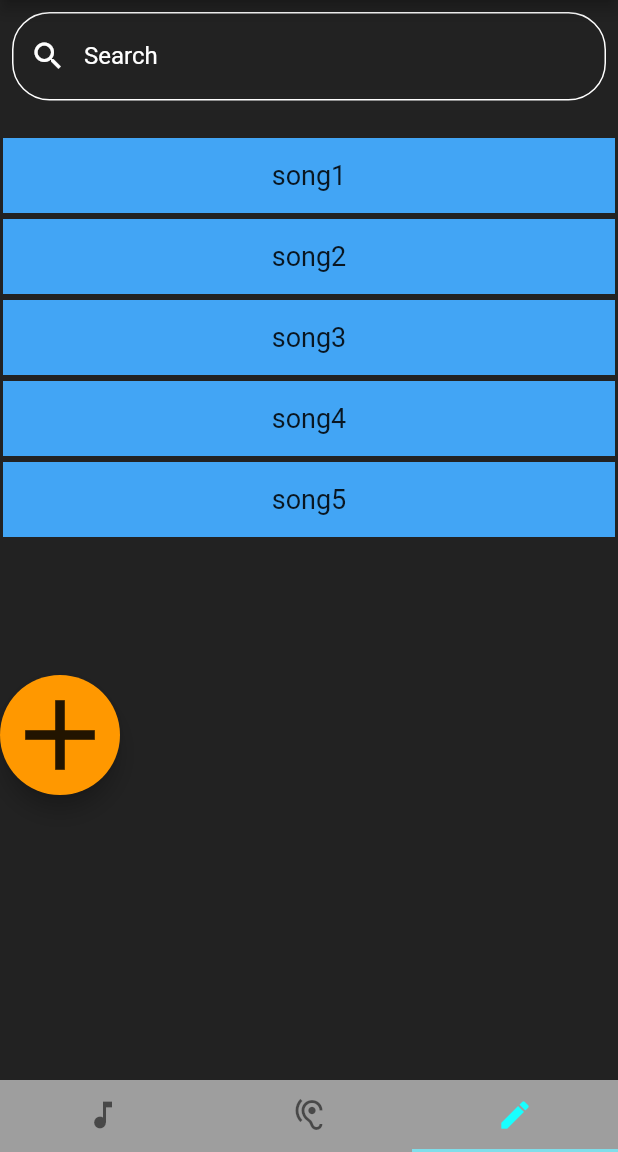
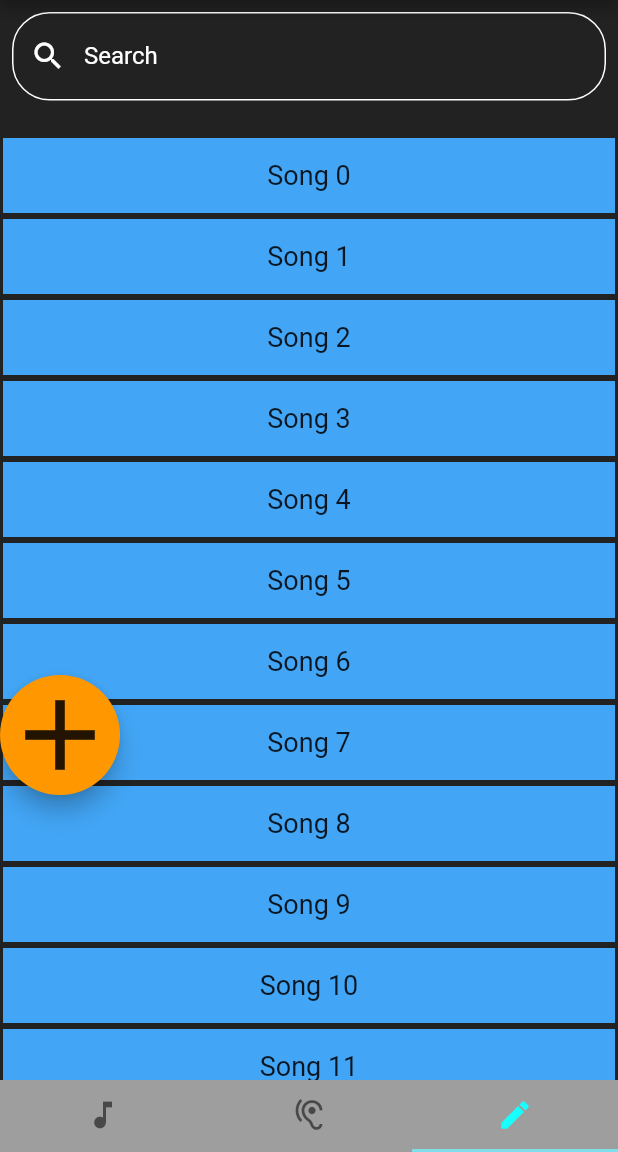
Before and after one commit to kobemhlee/chord_app, a Flutter app: the screen it shows after launch, item 3 of the bottom bar chosen, on a phone screen of 412 x 824 dp, the part 84-1236 px from its top. Run offline on Flutter 3.47's test engine with Material 2 defaults, Android fonts, the light colour scheme and no system bars; our stand-ins replace audioplayers, getflutter.

```diff
--- a/lib/mysongspage.dart
+++ b/lib/mysongspage.dart
@@ -13,7 +13,7 @@ class MySongs extends StatefulWidget {
 
 class _MySongs extends State<MySongs> {
 
-  final List<String> duplicateItems = ['song1', 'song2', 'song3', 'song4', 'song5'];
+  final duplicateItems = List<String>.generate(20, (i) => "Song $i");
   var songs = List<String>();
 
   @override
```
